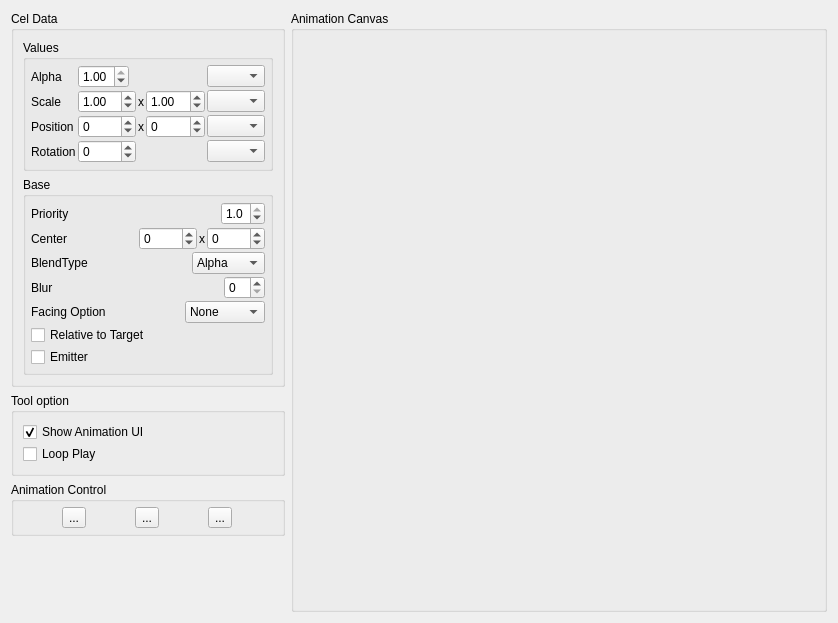
Before: the Qt Designer form tools/splash/AnimationViewer/AnimationViewer.ui in wasedaigo/samancing-roga, drawn with Qt 5.
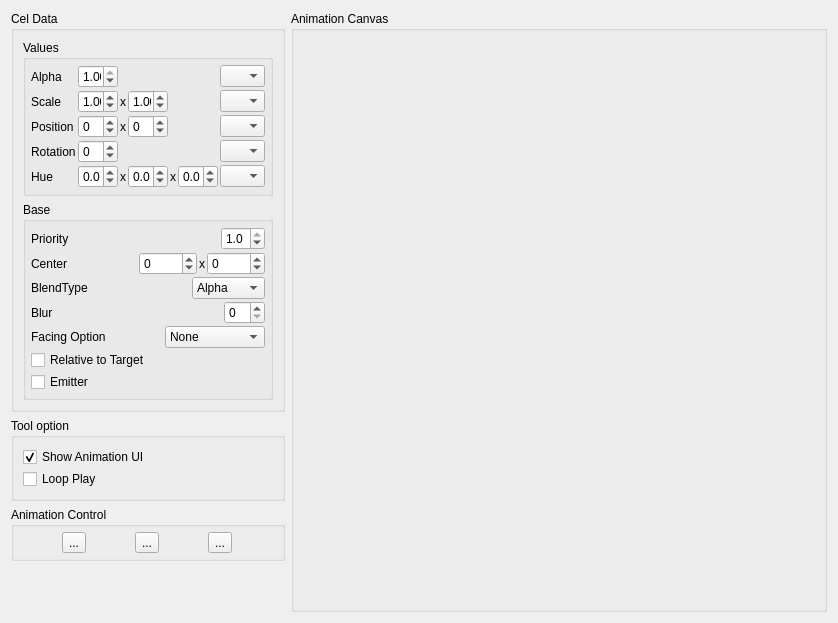
After: the same form once the commit is applied. Icons and pictures are not drawn.

Commit message: - Added Color data (Not working right now) - Fixed minor crash

What changed in the file:
```diff
--- a/tools/splash/AnimationViewer/AnimationViewer.ui
+++ b/tools/splash/AnimationViewer/AnimationViewer.ui
@@ -79,6 +79,12 @@
                <verstretch>0</verstretch>
               </sizepolicy>
              </property>
+             <property name="maximumSize">
+              <size>
+               <width>40</width>
+               <height>16777215</height>
+              </size>
+             </property>
              <property name="maximum">
               <double>1.000000000000000</double>
              </property>
@@ -125,48 +131,14 @@
              </property>
             </widget>
            </item>
-           <item row="3" column="5">
-            <widget class="QComboBox" name="rotationTweenTypeComboBox">
-             <property name="sizePolicy">
-              <sizepolicy hsizetype="Fixed" vsizetype="Fixed">
-               <horstretch>0</horstretch>
-               <verstretch>0</verstretch>
-              </sizepolicy>
-             </property>
-            </widget>
-           </item>
-           <item row="2" column="5">
-            <widget class="QComboBox" name="positionTweenTypeComboBox">
-             <property name="sizePolicy">
-              <sizepolicy hsizetype="Fixed" vsizetype="Fixed">
-               <horstretch>0</horstretch>
-               <verstretch>0</verstretch>
-              </sizepolicy>
-             </property>
-            </widget>
-           </item>
-           <item row="1" column="5">
-            <widget class="QComboBox" name="scaleTweenTypeComboBox">
-             <property name="sizePolicy">
-              <sizepolicy hsizetype="Fixed" vsizetype="Fixed">
-               <horstretch>0</horstretch>
-               <verstretch>0</verstretch>
-              </sizepolicy>
-             </property>
-            </widget>
-           </item>
-           <item row="0" column="5">
-            <widget class="QComboBox" name="alphaTweenTypeComboBox">
-             <property name="sizePolicy">
-              <sizepolicy hsizetype="Fixed" vsizetype="Fixed">
-               <horstretch>0</horstretch>
-               <verstretch>0</verstretch>
-              </sizepolicy>
-             </property>
-            </widget>
-           </item>
            <item row="2" column="1">
             <widget class="QSpinBox" name="positionXSpinBox">
+             <property name="maximumSize">
+              <size>
+               <width>40</width>
+               <height>16777215</height>
+              </size>
+             </property>
              <property name="minimum">
               <number>-9999</number>
              </property>
@@ -177,6 +149,12 @@
            </item>
            <item row="2" column="3">
             <widget class="QSpinBox" name="positionYSpinBox">
+             <property name="maximumSize">
+              <size>
+               <width>40</width>
+               <height>16777215</height>
+              </size>
+             </property>
              <property name="minimum">
               <number>-9999</number>
              </property>
@@ -190,6 +168,12 @@
            </item>
            <item row="3" column="1">
             <widget class="QSpinBox" name="rotationXSpinBox">
+             <property name="maximumSize">
+              <size>
+               <width>40</width>
+               <height>16777215</height>
+              </size>
+             </property>
              <property name="minimum">
               <number>-4096</number>
              </property>
@@ -209,6 +193,12 @@
                <verstretch>0</verstretch>
               </sizepolicy>
              </property>
+             <property name="maximumSize">
+              <size>
+               <width>40</width>
+               <height>16777215</height>
+              </size>
+             </property>
              <property name="minimum">
               <double>-100.000000000000000</double>
              </property>
@@ -231,6 +221,12 @@
                <verstretch>0</verstretch>
               </sizepolicy>
              </property>
+             <property name="maximumSize">
+              <size>
+               <width>40</width>
+               <height>16777215</height>
+              </size>
+             </property>
              <property name="minimum">
               <double>-100.000000000000000</double>
              </property>
@@ -245,6 +241,127 @@
              </property>
             </widget>
            </item>
+           <item row="4" column="0">
+            <widget class="QLabel" name="label">
+             <property name="text">
+              <string>Hue</string>
+             </property>
+            </widget>
+           </item>
+           <item row="0" column="6">
+            <widget class="QComboBox" name="alphaTweenTypeComboBox">
+             <property name="sizePolicy">
+              <sizepolicy hsizetype="Fixed" vsizetype="Fixed">
+               <horstretch>0</horstretch>
+               <verstretch>0</verstretch>
+              </sizepolicy>
+             </property>
+            </widget>
+           </item>
+           <item row="1" column="6">
+            <widget class="QComboBox" name="scaleTweenTypeComboBox">
+             <property name="sizePolicy">
+              <sizepolicy hsizetype="Fixed" vsizetype="Fixed">
+               <horstretch>0</horstretch>
+               <verstretch>0</verstretch>
+              </sizepolicy>
+             </property>
+            </widget>
+           </item>
+           <item row="2" column="6">
+            <widget class="QComboBox" name="positionTweenTypeComboBox">
+             <property name="sizePolicy">
+              <sizepolicy hsizetype="Fixed" vsizetype="Fixed">
+               <horstretch>0</horstretch>
+               <verstretch>0</verstretch>
+              </sizepolicy>
+             </property>
+            </widget>
+           </item>
+           <item row="3" column="6">
+            <widget class="QComboBox" name="rotationTweenTypeComboBox">
+             <property name="sizePolicy">
+              <sizepolicy hsizetype="Fixed" vsizetype="Fixed">
+               <horstretch>0</horstretch>
+               <verstretch>0</verstretch>
+              </sizepolicy>
+             </property>
+            </widget>
+           </item>
+           <item row="4" column="6">
+            <widget class="QComboBox" name="colorTweenTypeComboBox"/>
+           </item>
+           <item row="4" column="2">
+            <widget class="QLabel" name="label_3">
+             <property name="text">
+              <string>x</string>
+             </property>
+            </widget>
+           </item>
+           <item row="4" column="4">
+            <widget class="QLabel" name="label_4">
+             <property name="text">
+              <string>x</string>
+             </property>
+            </widget>
+           </item>
+           <item row="4" column="1">
+            <widget class="QDoubleSpinBox" name="colorSpinBoxR">
+             <property name="maximumSize">
+              <size>
+               <width>40</width>
+               <height>16777215</height>
+              </size>
+             </property>
+             <property name="decimals">
+              <number>1</number>
+             </property>
+             <property name="minimum">
+              <double>-1.000000000000000</double>
+             </property>
+             <property name="maximum">
+              <double>1.000000000000000</double>
+             </property>
+            </widget>
+           </item>
+           <item row="4" column="3">
+            <widget class="QDoubleSpinBox" name="colorSpinBoxG">
+             <property name="maximumSize">
+              <size>
+               <width>40</width>
+               <height>16777215</height>
+              </size>
+             </property>
+             <property name="decimals">
+              <number>1</number>
+             </property>
+             <property name="minimum">
+              <double>-1.000000000000000</double>
+             </property>
+             <property name="maximum">
+              <double>1.000000000000000</double>
+             </property>
+            </widget>
+           </item>
+           <item row="4" column="5">
+            <widget class="QDoubleSpinBox" name="colorSpinBoxB">
+             <property name="maximumSize">
+              <size>
+               <width>40</width>
+               <height>16777215</height>
+              </size>
+             </property>
+             <property name="decimals">
+              <number>1</number>
+             </property>
+             <property name="minimum">
+              <double>-1.000000000000000</double>
+             </property>
+             <property name="maximum">
+              <double>1.000000000000000</double>
+             </property>
+            </widget>
+           </item>
           </layout>
          </widget>
         </item>
@@ -436,7 +553,7 @@
                </property>
                <property name="maximumSize">
                 <size>
-                 <width>80</width>
+                 <width>100</width>
                  <height>16777215</height>
                 </size>
                </property>
```
Left out of the diff: 12 changed lines with no effect on the pictures. The commit also changes 8 other files.
